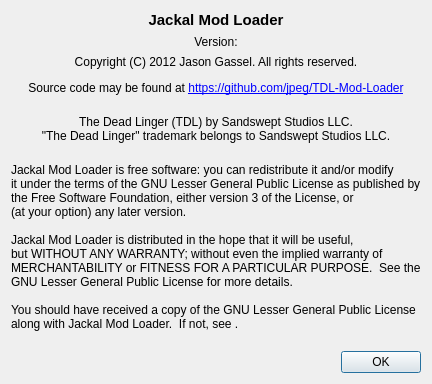
Before: the Qt Designer form modloader_qt/about.ui in jpeg/TDL-Mod-Loader, drawn with Qt 5.
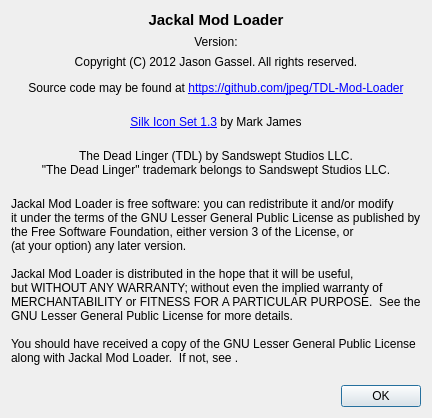
After: the same form once the commit is applied.

```diff
--- a/modloader_qt/about.ui
+++ b/modloader_qt/about.ui
@@ -7,7 +7,7 @@
     <x>0</x>
     <y>0</y>
     <width>383</width>
-    <height>362</height>
+    <height>394</height>
    </rect>
   </property>
   <property name="sizePolicy">
@@ -71,6 +71,16 @@
      </property>
     </widget>
    </item>
+   <item>
+    <widget class="QLabel" name="label">
+     <property name="text">
+      <string>&lt;html&gt;&lt;head/&gt;&lt;body&gt;&lt;p&gt;&lt;a href=&quot;http://www.famfamfam.com/lab/icons/silk/&quot;&gt;&lt;span style=&quot; text-decoration: underline; color:#0000ff;&quot;&gt;Silk Icon Set 1.3&lt;/span&gt;&lt;/a&gt; by Mark James&lt;br /&gt;&lt;/p&gt;&lt;/body&gt;&lt;/html&gt;</string>
+     </property>
+     <property name="alignment">
+      <set>Qt::AlignCenter</set>
+     </property>
+    </widget>
+   </item>
    <item>
     <widget class="QLabel" name="labelTDLInfo">
      <property name="text">
```
